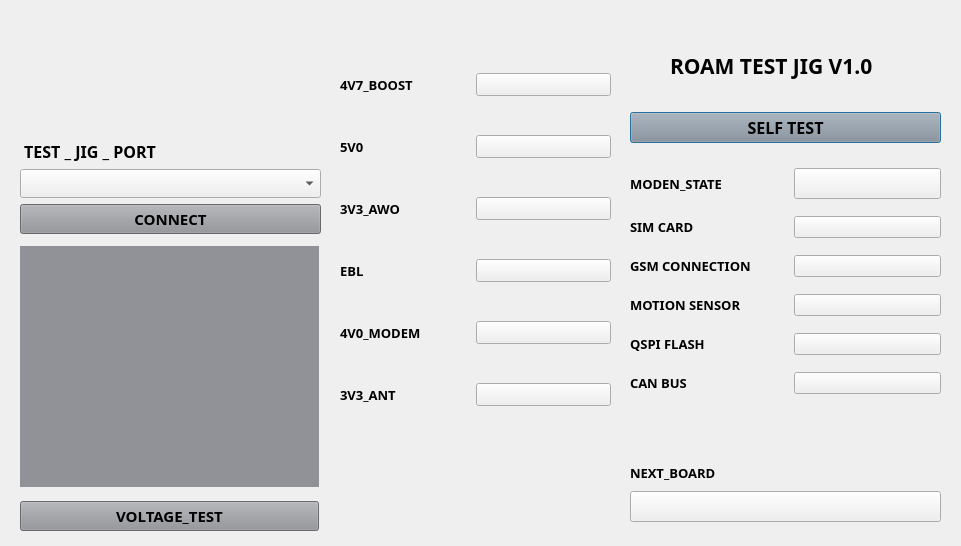
The window that dialog.ui (yaozong1/QT_testing_JIG) describes before a commit, drawn with Qt 5.
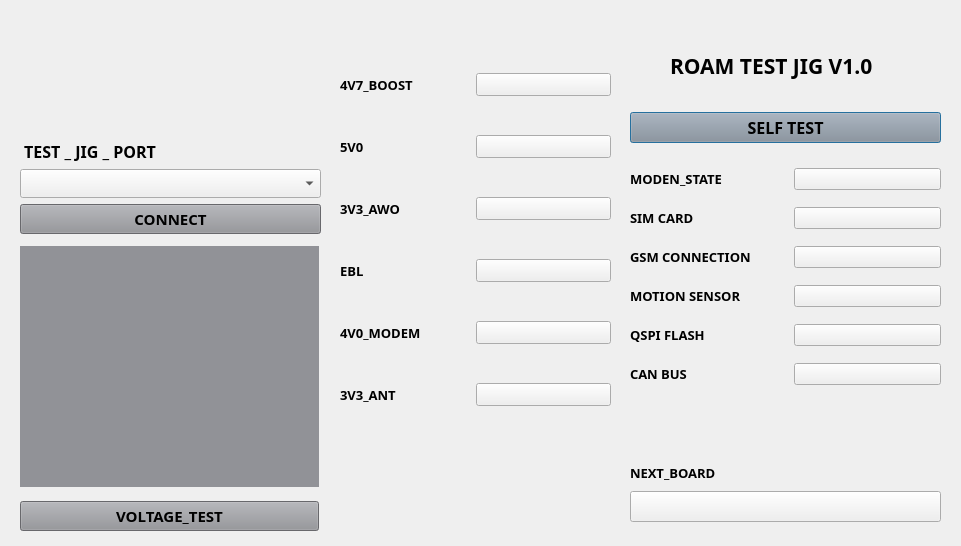
The same window after the commit. Icons and pictures are not drawn.

Commit message: 9.7版本

```diff
--- a/dialog.ui
+++ b/dialog.ui
@@ -151,9 +151,9 @@
           <property name="font">
            <font>
             <family>Arial</family>
-            <pointsize>14</pointsize>
-            <weight>75</weight>
-            <bold>true</bold>
+            <pointsize>9</pointsize>
+            <weight>50</weight>
+            <bold>false</bold>
            </font>
           </property>
           <property name="styleSheet">
@@ -684,7 +684,7 @@
     </item>
    </layout>
   </widget>
-  <widget class="QWidget" name="">
+  <widget class="QWidget" name="layoutWidget">
    <property name="geometry">
     <rect>
      <x>20</x>
```
The commit also changes 1 other file.
